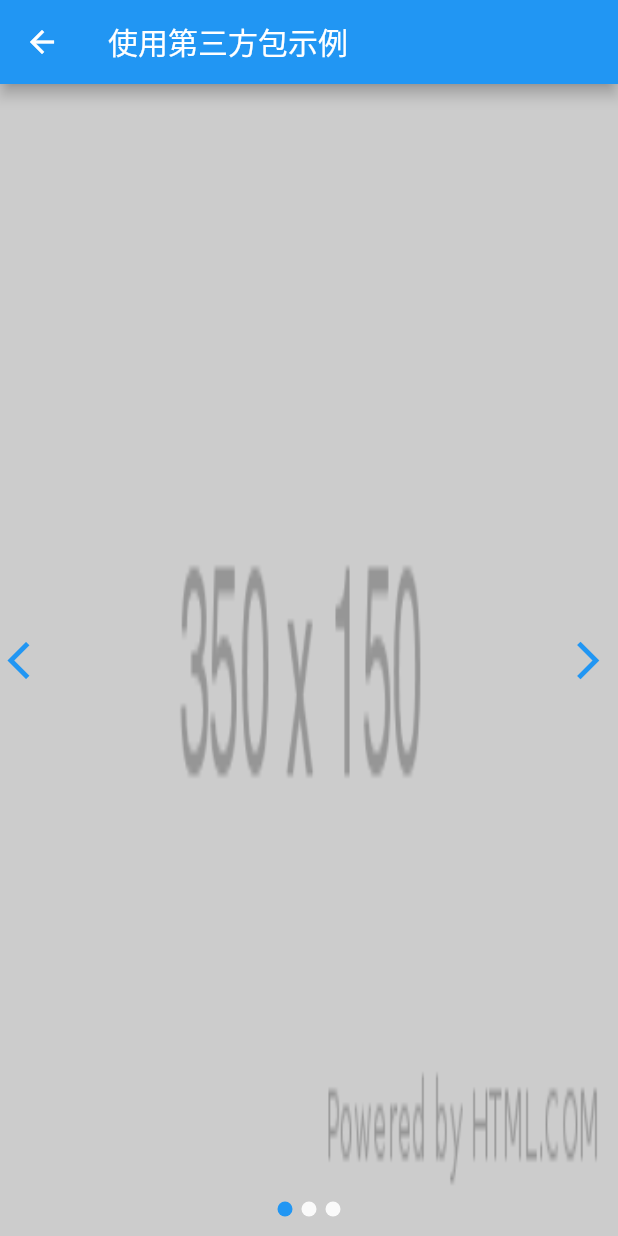
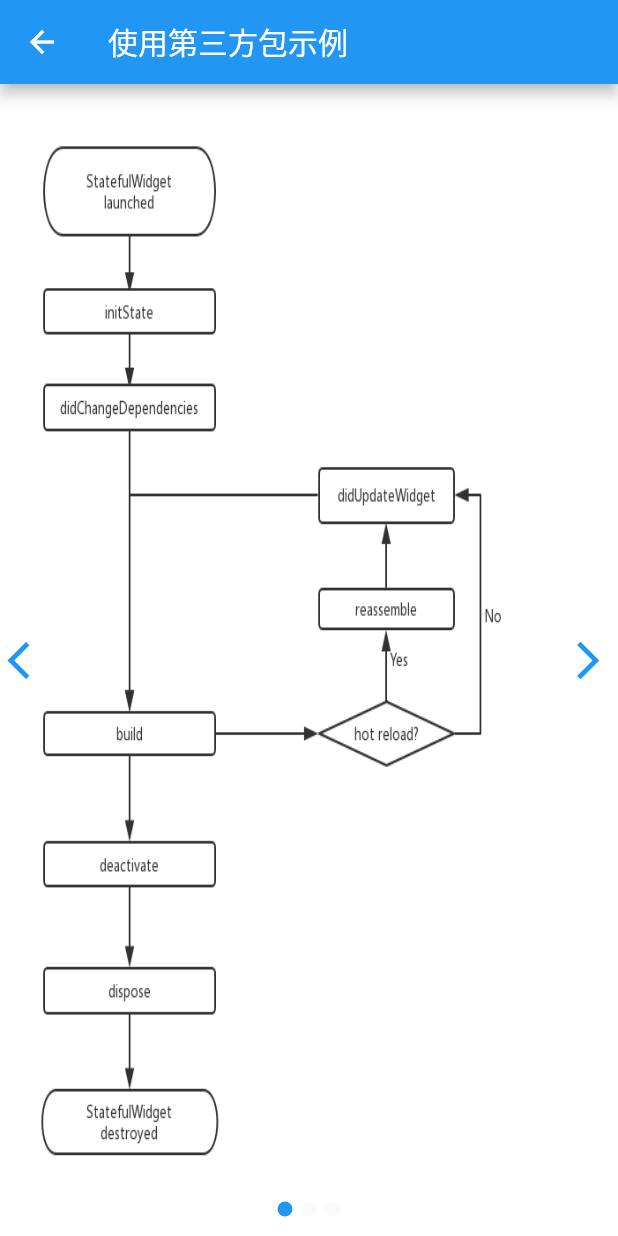
Before and after one commit to liwei511/flutter_practice, a Flutter app: the screen it shows after launch, after a tap on "使用第三方包示例", on a phone screen of 412 x 824 dp. Run offline on Flutter 3.47's test engine with Material 2 defaults, Android fonts, the phone set to English and light mode, and no system bars; our stand-ins replace flutter_swiper.

Commit message:
title传递

```diff
--- a/lib/demo/counter.dart
+++ b/lib/demo/counter.dart
@@ -1,7 +1,8 @@
 import 'package:flutter/material.dart';
-import 'index.dart';
 
 class CounterDemo extends StatefulWidget {
+  CounterDemo({Key key, this.title }): super(key: key);
+  final String title;
   @override
   _CounterDemoPageState createState() => _CounterDemoPageState();
 }
@@ -32,7 +33,7 @@ class _CounterDemoPageState extends State<CounterDemo> {
       appBar: AppBar(
         // Here we take the value from the MyHomePage object that was created by
         // the App.build method, and use it to set our appbar title.
-        title: Text(DemoTitle['counter']),
+        title: Text(widget.title),
       ),
       body: Center(
         // Center is a layout widget. It takes a single child and positions it
--- a/lib/demo/tapbox_state.dart
+++ b/lib/demo/tapbox_state.dart
@@ -1,8 +1,9 @@
 import 'package:flutter/material.dart';
-import 'index.dart';
 
 // 混合状态管理
 class TapboxDemo extends StatefulWidget {
+  TapboxDemo({Key key, this.title}) : super(key: key);
+  final String title;
   TapboxState createState() => TapboxState();
 }
 
@@ -16,7 +17,7 @@ class TapboxState extends State<TapboxDemo> {
 
   Widget build(BuildContext context) {
     return Scaffold(
-        appBar: AppBar(title: Text(DemoTitle['tapbox_state'])),
+        appBar: AppBar(title: Text(widget.title)),
         body: Column(
           children: <Widget>[
             TapboxChild(
--- a/lib/demo/use_package.dart
+++ b/lib/demo/use_package.dart
@@ -1,16 +1,19 @@
 import 'package:flutter/material.dart';
 import 'package:flutter_swiper/flutter_swiper.dart';
-import 'index.dart';
 
 class UsePackageDemo extends StatelessWidget {
+
+  UsePackageDemo({Key key, this.title}): super(key: key);
+  final String title;
+
   Widget build(BuildContext context) {
     return Scaffold(
       appBar: AppBar(
-        title: Text(DemoTitle['use_package'])
+        title: Text(this.title)
       ),
       body: Swiper(
         itemBuilder: (BuildContext context, int index) {
-          return Image.asset('assets/images/350x150.png', fit: BoxFit.fill,);
+          return Image.asset('assets/images/lifecycle.jpg', fit: BoxFit.fill,);
         },
         itemCount: 3,
         pagination: SwiperPagination(),
--- a/lib/main.dart
+++ b/lib/main.dart
@@ -26,7 +26,7 @@ class MyApp extends StatelessWidget {
         // closer together (more dense) than on mobile platforms.
         visualDensity: VisualDensity.adaptivePlatformDensity,
       ),
-      home: MyHomePage(title: 'Flutter Demo Home Page'),
+      home: MyHomePage(title: 'Flutter实战'),
     );
   }
 }
@@ -49,7 +49,7 @@ class MyHomePage extends StatelessWidget {
             onPressed: () {
               Navigator.push(context,
                 MaterialPageRoute(builder: (context) {
-                  return CounterDemo();
+                  return CounterDemo(title: DemoTitle['counter']);
                 })
               );
             },
@@ -60,7 +60,7 @@ class MyHomePage extends StatelessWidget {
             onPressed: () {
               Navigator.push(context,
                 MaterialPageRoute(builder: (context) {
-                  return UsePackageDemo();
+                  return UsePackageDemo(title: DemoTitle['use_package']);
                 })
               );
             },
@@ -71,7 +71,7 @@ class MyHomePage extends StatelessWidget {
             onPressed: () {
               Navigator.push(context,
                 MaterialPageRoute(builder: (context) {
-                  return TapboxDemo();
+                  return TapboxDemo(title: DemoTitle['tapbox_state']);
                 })
               );
             },
--- a/pubspec.yaml
+++ b/pubspec.yaml
@@ -48,6 +48,7 @@ flutter:
   # To add assets to your application, add an assets section, like this:
   assets:
     - assets/images/350x150.png
+    - assets/images/lifecycle.jpg
 
   # An image asset can refer to one or more resolution-specific "variants", see
   # https://flutter.dev/assets-and-images/#resolution-aware.
```
Also changed, not shown: assets/images/lifecycle.jpg (added).
